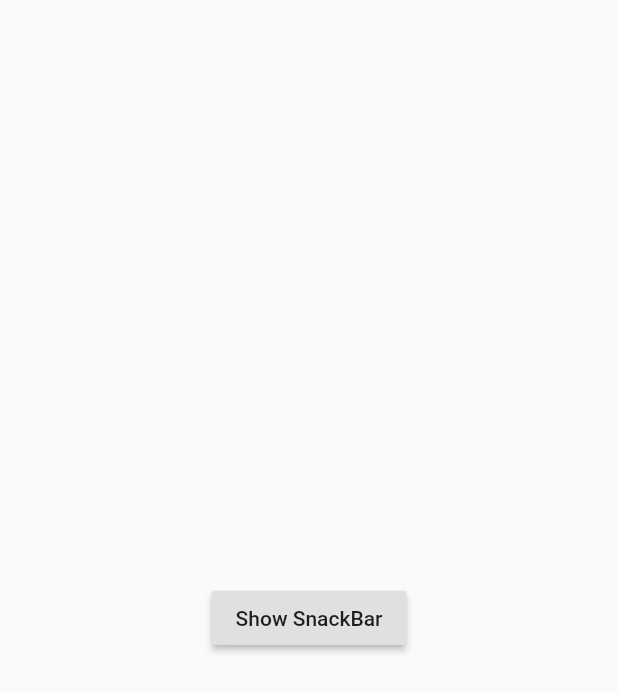
After one commit to Minozmin/SwiftFlutterDemo, a Flutter app: the SanckBarPage screen opened directly, on a phone screen of 412 x 824 dp. The commit adds this screen. Shown: the top 692 px of the screen. Run offline on Flutter 3.47's test engine with Material 2 defaults, Android fonts, the phone set to English and light mode, and no system bars; our stand-ins replace dio.

Commit message:
add sanckbar.dart

```diff
--- /dev/null
+++ b/myflutter/lib/snackbar.dart
@@ -0,0 +1,38 @@
+import 'package:flutter/cupertino.dart';
+import 'package:flutter/material.dart';
+
+class SanckBarPage extends StatefulWidget {
+  _SnackBarPageState createState() => _SnackBarPageState();
+}
+
+class _SnackBarPageState extends State<SanckBarPage> {
+  // 需要设置Scaffold的key才能弹出SnackBar
+  var _scaffoldkey = GlobalKey<ScaffoldState>();
+
+  @override
+  Widget build(BuildContext context) {
+    return Scaffold(
+      // 设置key处理SnackBar，这里一定要设置，否则弹窗不显示
+      key: _scaffoldkey,
+      body: Center(
+        child: RaisedButton(
+          child: Text('Show SnackBar'),
+          onPressed: () {
+            final snackBar = SnackBar(
+              content: Text('Yay, A SnackBar!'),
+              action: SnackBarAction(
+                label: 'Undo',
+                onPressed: () {
+                  print('Click Undo');
+                },
+              ),
+            );
+            _scaffoldkey.currentState.showSnackBar(snackBar);
+            // 下面这种方法是不可用的(当BuildContext在Scaffold之前时，调用Scaffold.of(context)会报错)
+            // Scaffold.of(context).showSnackBar(snackBar);
+          },
+        ),
+      ),
+    );
+  }
+}
```
Also changed, not shown: myflutter/lib/main.dart (+5 -15 lines).
